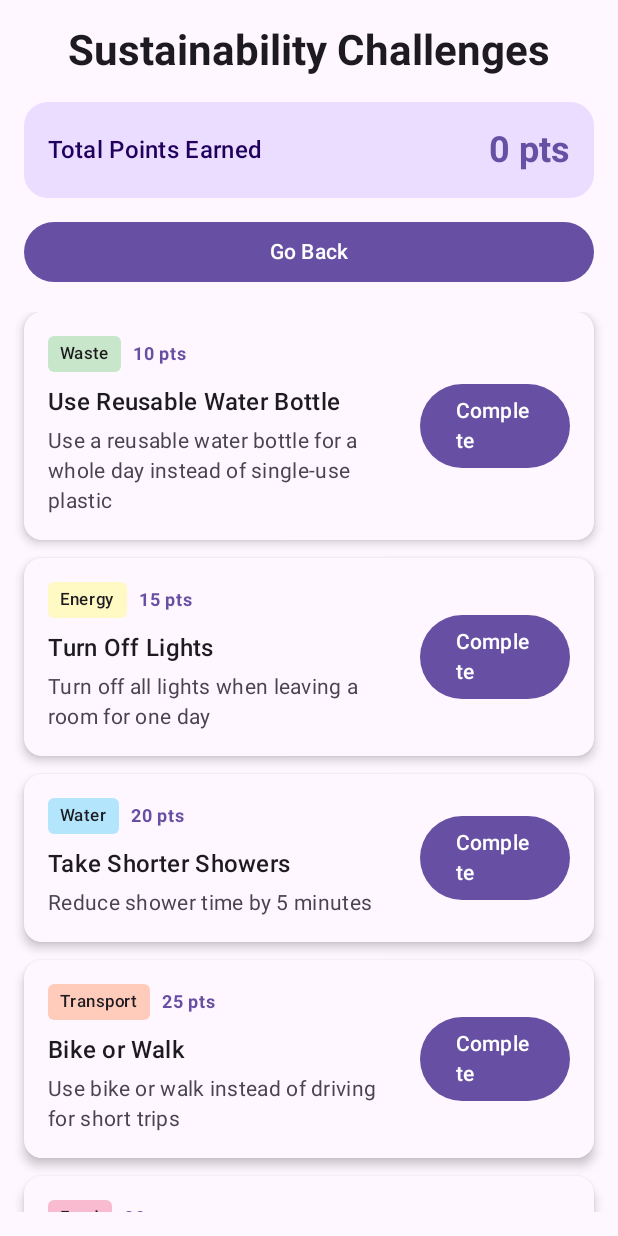
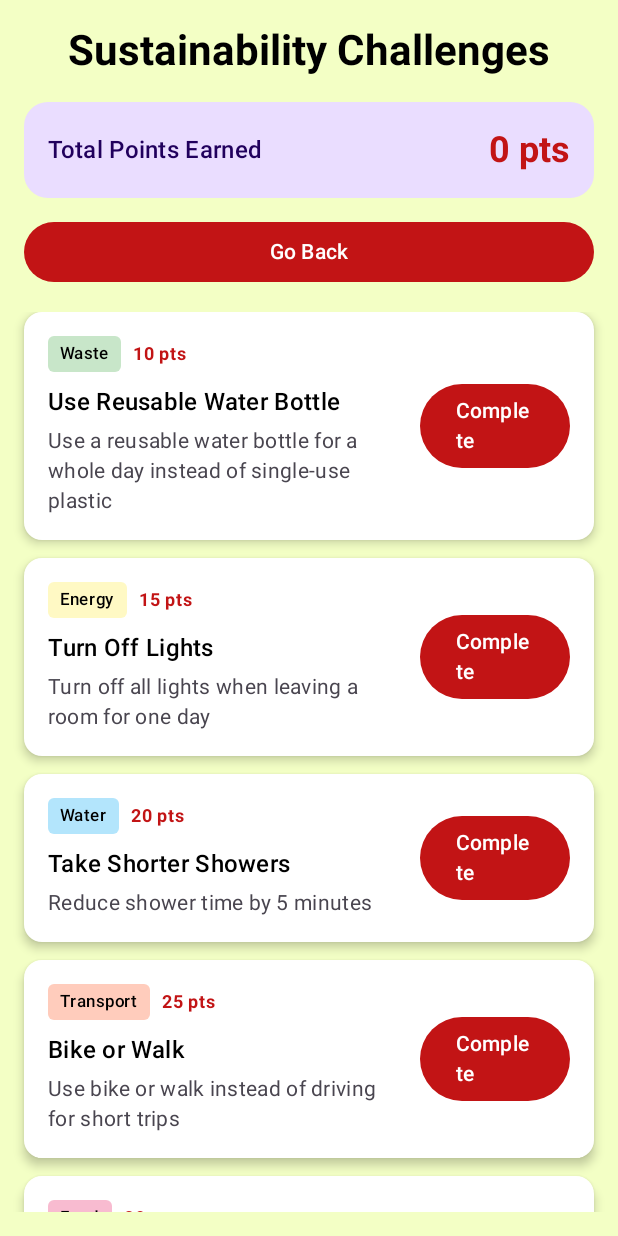
Before and after one commit to Developing-Jade/RedCrossWallet, an Android app built with Jetpack Compose: the screen it shows after launch (MainActivity), after a tap on "View Challenges", on a phone screen of 412 x 824 dp. Run offline under Robolectric (Android 15) with nearby library versions, the light colour scheme and no system bars; our stand-ins replace Compose Multiplatform resources; 1 statement that could not run was skipped; 2 other taps on this screen came first.

Commit message:
Introduced a theme

```diff
--- a/composeApp/src/commonMain/kotlin/org/example/redcrosswalletapp/App.kt
+++ b/composeApp/src/commonMain/kotlin/org/example/redcrosswalletapp/App.kt
@@ -8,6 +8,7 @@ import androidx.compose.runtime.getValue
 import androidx.compose.runtime.remember
 import androidx.compose.runtime.collectAsState
 import androidx.compose.ui.Modifier
+import org.example.redcrosswalletapp.theme.RedCrossWalletLightTheme
 import org.example.redcrosswalletapp.ui.ChallengeScreen
 import org.example.redcrosswalletapp.ui.HomeScreen
 import org.example.redcrosswalletapp.ui.ProgressScreen
@@ -32,7 +33,7 @@ fun App() {
     // One AppState for the whole lifetime of the composable tree
     val appState = remember { AppState() }
 
-    MaterialTheme {
+    RedCrossWalletLightTheme {
         Surface(modifier = Modifier.fillMaxSize()) {
             AppContent(appState = appState)
         }
--- /dev/null
+++ b/composeApp/src/commonMain/kotlin/org/example/redcrosswalletapp/theme/BrandColors.kt
@@ -0,0 +1,6 @@
+package org.example.redcrosswalletapp.theme
+
+import androidx.compose.ui.graphics.Color
+
+// Red Cross color used for buttons on white backgrounds
+val BrandRed = Color(0xFFC21415)
--- /dev/null
+++ b/composeApp/src/commonMain/kotlin/org/example/redcrosswalletapp/theme/Theme.kt
@@ -0,0 +1,37 @@
+// src/commonMain/kotlin/org/example/redcrosswalletapp/theme/LightTheme.kt
+package org.example.redcrosswalletapp.theme
+
+import androidx.compose.material3.ColorScheme
+import androidx.compose.material3.MaterialTheme
+import androidx.compose.material3.lightColorScheme
+import androidx.compose.runtime.Composable
+import androidx.compose.ui.graphics.Color
+
+// ---------------------------------------------------------------
+// Light color palette – everything is based on BrandRed
+// ---------------------------------------------------------------
+private val LightColors: ColorScheme = lightColorScheme(
+    primary = BrandRed,               // main brand colour (buttons, app bar, etc.)
+    onPrimary = Color.White,          // text/icons on primary
+    onSecondary = Color.White,
+    background = Color(0xFFF3FFC5),   // soft‑green background
+    onBackground = Color.Black,
+    surface = Color.White,
+    onSurface = Color.Black,
+    error = Color(0xFFB00020),        // default error color
+    onError = Color.White
+)
+
+/**
+ * Light‑only theme wrapper.
+ *
+ * @param content Your app’s UI tree.
+ */
+@Composable
+fun RedCrossWalletLightTheme(content: @Composable () -> Unit) {
+    MaterialTheme(
+        colorScheme = LightColors,
+        // Supply custom Typography / Shapes here
+        content = content
+    )
+}
--- a/composeApp/src/commonMain/kotlin/org/example/redcrosswalletapp/ui/HomeScreen.kt
+++ b/composeApp/src/commonMain/kotlin/org/example/redcrosswalletapp/ui/HomeScreen.kt
@@ -65,7 +65,7 @@ private fun HomeScreenContent(
 
     Spacer(modifier = Modifier.height(48.dp))
 
-    DonationButton(onClick = onNavigateToProgress)
+    LoginButton(onClick = onNavigateToProgress)
 }
 
 @Composable
@@ -100,7 +100,7 @@ private fun WelcomeText(
 }
 
 @Composable
-private fun DonationButton(
+private fun LoginButton(
     onClick: () -> Unit,
     modifier: Modifier = Modifier
 ) {
@@ -111,6 +111,6 @@ private fun DonationButton(
             .width(200.dp)
             .height(48.dp)
     ) {
-        Text(text = "Start Donation")
+        Text(text = "Log in")
     }
 }
--- a/composeApp/src/commonMain/kotlin/org/example/redcrosswalletapp/ui/ProgressScreen.kt
+++ b/composeApp/src/commonMain/kotlin/org/example/redcrosswalletapp/ui/ProgressScreen.kt
@@ -35,7 +35,6 @@ import androidx.compose.runtime.rememberCoroutineScope
 import androidx.compose.runtime.setValue
 import androidx.compose.ui.Alignment
 import androidx.compose.ui.Modifier
-import androidx.compose.ui.graphics.Color
 import androidx.compose.ui.graphics.graphicsLayer
 import androidx.compose.ui.text.input.KeyboardType
 import androidx.compose.ui.unit.dp
@@ -92,7 +91,7 @@ fun ProgressScreen(
     Box(
         modifier = modifier
             .fillMaxSize()
-            .background(Color(0xFFF3FFC5)), // light‑green background
+            .background(MaterialTheme.colorScheme.background),
         contentAlignment = Alignment.Center
     ) {
         // Main content
```
